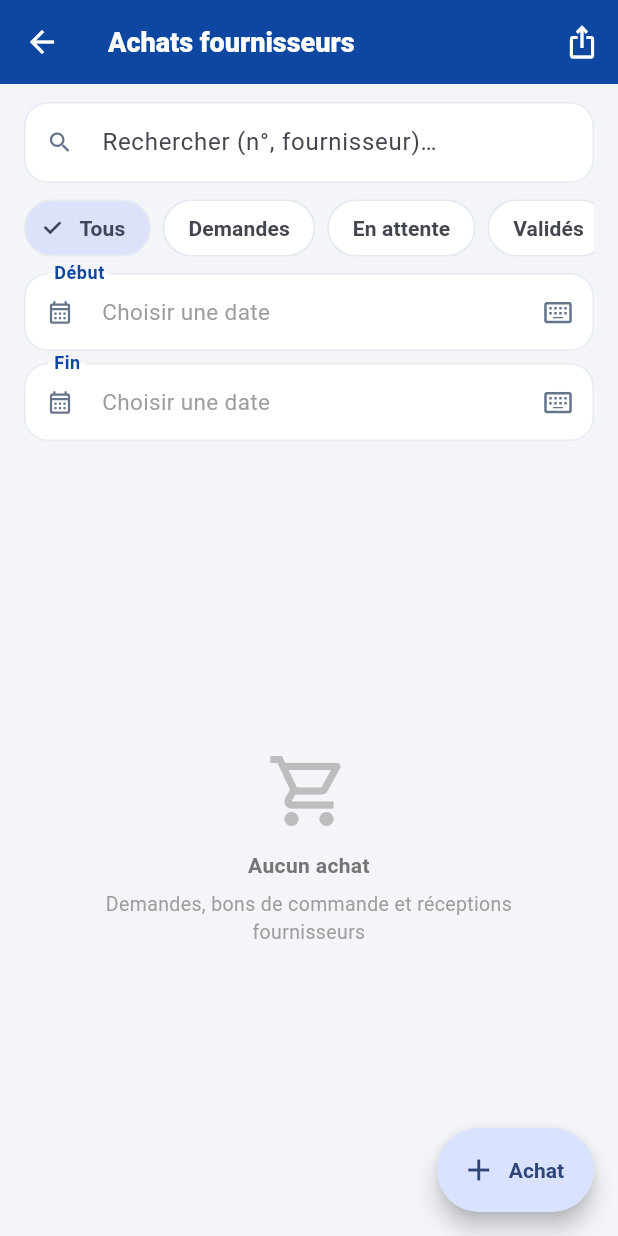
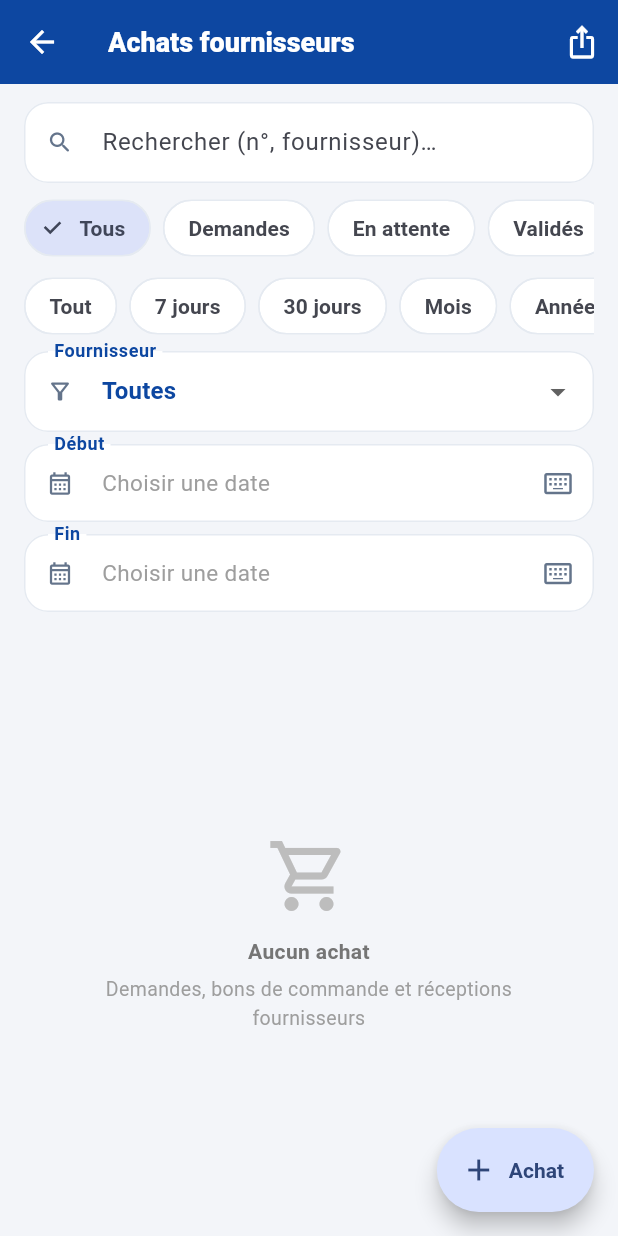
Before and after one commit to aesoltec/NYCTA, a Flutter app: the AchatListScreen screen opened directly, on a phone screen of 412 x 824 dp. Run offline on Flutter 3.47's test engine with Material 3 defaults, Android fonts, the phone set to English and light mode, and no system bars; our stand-ins replace connectivity_plus, csv, file_picker, fl_chart, flutter_dotenv, flutter_local_notifications and 8 more; missing offline and left inert: excel; accounts and stored records are empty.

Commit message:
fix(achats): intervalles prédéfinis 7j/30j/mois/année + filtre fournisseur (plan A5)

```diff
--- a/lib/screens/achat/achat_list_screen.dart
+++ b/lib/screens/achat/achat_list_screen.dart
@@ -52,14 +52,51 @@ class _AchatListScreenState extends State<AchatListScreen> {
               a.fournisseurNom.toLowerCase().contains(rech))
           .toList();
     }
-    // Point 25 : filtre par période / intervalle (manquait).
-    final debut = _filtres['debut'] as DateTime?;
-    final fin = _filtres['fin'] as DateTime?;
-    if (debut != null) {
-      liste = liste.where((a) => !a.date.isBefore(debut)).toList();
+    // Point 25 + plan A5 : période (intervalles prédéfinis ou
+    // dates personnalisées) + filtre fournisseur.
+    // Catégorie/sous-catégorie : non applicables (lignes d'achat libres,
+    // sans référentiel catégorie — non inventé).
+    final fournisseurs = {
+      for (final a in store.achatsBoutique)
+        if (a.fournisseurNom.trim().isNotEmpty)
+          a.fournisseurNom.trim(),
+    }.toList()
+      ..sort();
+    final fourn = (_filtres['fourn'] as String?) ?? '';
+    if (fourn.isNotEmpty) {
+      liste = liste.where((a) => a.fournisseurNom == fourn).toList();
     }
-    if (fin != null) {
-      final finJour = DateTime(fin.year, fin.month, fin.day, 23, 59, 59);
+    final periode = (_filtres['periode'] as String?) ?? 'tout';
+    final maintenant = DateTime.now();
+    DateTime? debut;
+    DateTime? fin;
+    switch (periode) {
+      case '7j':
+        debut = maintenant.subtract(const Duration(days: 6));
+        fin = null;
+      case '30j':
+        debut = maintenant.subtract(const Duration(days: 29));
+        fin = null;
+      case 'mois':
+        debut = DateTime(maintenant.year, maintenant.month);
+        fin = null;
+      case 'annee':
+        debut = DateTime(maintenant.year);
+        fin = null;
+      case 'custom':
+        debut = _filtres['debut'] as DateTime?;
+        fin = _filtres['fin'] as DateTime?;
+      default:
+        debut = null;
+        fin = null;
+    }
+    final d0 = debut;
+    if (d0 != null) {
+      liste = liste.where((a) => !a.date.isBefore(d0)).toList();
+    }
+    final f0 = fin;
+    if (f0 != null) {
+      final finJour = DateTime(f0.year, f0.month, f0.day, 23, 59, 59);
       liste = liste.where((a) => !a.date.isAfter(finJour)).toList();
     }
     return Scaffold(
@@ -121,6 +158,25 @@ class _AchatListScreenState extends State<AchatListScreen> {
                   kind: FiltreKind.chips,
                   label: 'Statut',
                   options: _statuts),
+              const FiltreConfig(
+                  cle: 'periode',
+                  kind: FiltreKind.chips,
+                  label: 'Période',
+                  options: [
+                    ('tout', 'Tout'),
+                    ('7j', '7 jours'),
+                    ('30j', '30 jours'),
+                    ('mois', 'Mois'),
+                    ('annee', 'Année'),
+                    ('custom', 'Personnalisé'),
+                  ]),
+              FiltreConfig(
+                  cle: 'fourn',
+                  kind: FiltreKind.dropdown,
+                  label: 'Fournisseur',
+                  options: [
+                    for (final f in fournisseurs) (f, f),
+                  ]),
               const FiltreConfig(
                   cle: '', kind: FiltreKind.dates, label: ''),
             ],
```
